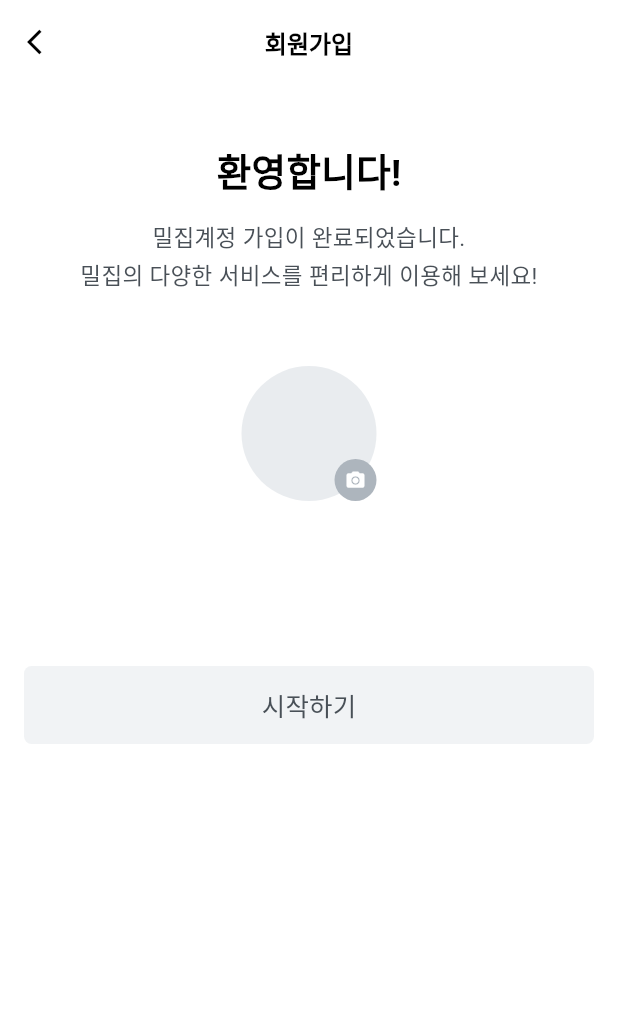
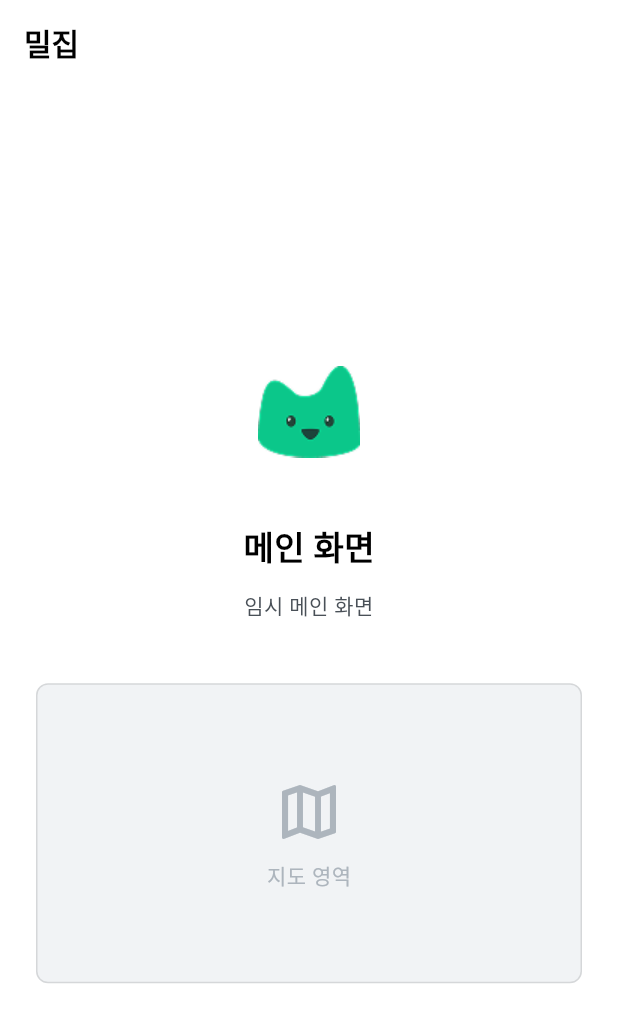
Before and after one commit to mil-zip/milzip-fe, a Flutter app: the SignupCompleteScreen screen opened directly with empty values, after a tap on "시작하기", on a phone screen of 412 x 824 dp. Shown: the top 1022 px of the screen. Run offline on Flutter 3.47's test engine with Material 3 defaults, Android fonts, the phone set to English and light mode, and no system bars; our stand-ins replace image_picker; Roboto replaces fonts that are missing (Pretendard).

Commit message:
:sparkles: Feat: 로그인/회원가입 화면 생성

```diff
--- a/lib/screens/auth/email_login_screen.dart
+++ b/lib/screens/auth/email_login_screen.dart
@@ -1,6 +1,7 @@
 import 'package:flutter/material.dart';
 import 'package:flutter/gestures.dart'; // ← 추가
 import 'package:milzip/screens/auth/signup_email.dart'; // 회원가입 창
+import 'package:milzip/screens/home.dart'; // 메인화면 창
 
 class EmailLoginScreen extends StatefulWidget {
   const EmailLoginScreen({super.key});
@@ -39,8 +40,11 @@ class _EmailLoginScreenState extends State<EmailLoginScreen> {
 
   void _handleLogin() {
     // TODO: 실제 로그인 API 연동
-    print('이메일: ${_emailController.text}');
-    print('비밀번호: ${_passwordController.text}');
+    Navigator.pushAndRemoveUntil(
+      context,
+      MaterialPageRoute(builder: (context) => const HomeScreen()),
+      (route) => false, // 모든 이전 화면 제거
+    );
   }
 
   // 공통 입력 필드 스타일 (피그마 스펙 반영)
--- a/lib/screens/auth/signup_complete.dart
+++ b/lib/screens/auth/signup_complete.dart
@@ -1,18 +1,26 @@
+import 'dart:typed_data';
 import 'package:flutter/material.dart';
+import 'package:milzip/screens/home.dart'; // ← 추가
 
 class SignupCompleteScreen extends StatelessWidget {
   final String email;
   final String nickname;
+  final Uint8List? profileImageBytes;
 
   const SignupCompleteScreen({
     super.key,
     required this.email,
     required this.nickname,
+    this.profileImageBytes,
   });
 
+  // 메인 화면으로 이동
   void _handleStart(BuildContext context) {
-    // TODO: 메인 화면으로 이동 (지금은 임시로 콘솔 출력만)
-    print('시작하기! 이메일: $email, 닉네임: $nickname');
+    Navigator.pushAndRemoveUntil(
+      context,
+      MaterialPageRoute(builder: (context) => const HomeScreen()),
+      (route) => false, // 모든 이전 화면 제거
+    );
   }
 
   @override
@@ -42,17 +50,15 @@ class SignupCompleteScreen extends StatelessWidget {
         child: Column(
           children: [
             const SizedBox(height: 40),
-            // 환영합니다 타이틀
             const Text(
               '환영합니다!',
               style: TextStyle(
-                fontSize: 25,
+                fontSize: 22,
                 fontWeight: FontWeight.w700,
                 color: Colors.black,
               ),
             ),
             const SizedBox(height: 12),
-            // 안내 문구
             const Text(
               '밀집계정 가입이 완료되었습니다.\n밀집의 다양한 서비스를 편리하게 이용해 보세요!',
               textAlign: TextAlign.center,
@@ -69,23 +75,24 @@ class SignupCompleteScreen extends StatelessWidget {
               height: 90,
               child: Stack(
                 children: [
-                  // 회색 원형 프로필 (기본)
                   Container(
                     width: 90,
                     height: 90,
-                    decoration: const BoxDecoration(
-                      color: Color(0xFFE9ECEF),
+                    decoration: BoxDecoration(
+                      color: const Color(0xFFE9ECEF),
                       shape: BoxShape.circle,
+                      image: profileImageBytes != null
+                          ? DecorationImage(
+                              image: MemoryImage(profileImageBytes!),
+                              fit: BoxFit.cover,
+                            )
+                          : null,
                     ),
                   ),
-                  // 우측 하단 카메라 아이콘
-                  Positioned(
-                    bottom: 0,
-                    right: 0,
-                    child: GestureDetector(
-                      onTap: () {
-                        // TODO: 프로필 이미지 선택
-                      },
+                  if (profileImageBytes == null)
+                    Positioned(
+                      bottom: 0,
+                      right: 0,
                       child: Container(
                         width: 28,
                         height: 28,
@@ -100,28 +107,24 @@ class SignupCompleteScreen extends StatelessWidget {
                         ),
                       ),
                     ),
-                  ),
                 ],
               ),
             ),
             const SizedBox(height: 16),
-            // 이메일 (이전 화면에서 받은 값)
             Text(
               email,
               style: const TextStyle(
-                fontSize: 18,
+                fontSize: 15,
                 color: Colors.black,
                 fontWeight: FontWeight.w500,
               ),
             ),
             const SizedBox(height: 4),
-            // 닉네임 (이전 화면에서 받은 값)
             Text(
               nickname,
-              style: const TextStyle(fontSize: 17, color: Color(0xFFADB5BD)),
+              style: const TextStyle(fontSize: 14, color: Color(0xFFADB5BD)),
             ),
             const SizedBox(height: 40),
-            // 시작하기 버튼
             SizedBox(
               width: double.infinity,
               child: ElevatedButton(
@@ -137,11 +140,11 @@ class SignupCompleteScreen extends StatelessWidget {
                 ),
                 child: const Text(
                   '시작하기',
-                  style: TextStyle(fontSize: 17, fontWeight: FontWeight.w500),
+                  style: TextStyle(fontSize: 15, fontWeight: FontWeight.w500),
                 ),
               ),
             ),
-            const SizedBox(height: 32),
+            const SizedBox(height: 24),
           ],
         ),
       ),
--- /dev/null
+++ b/lib/screens/home.dart
@@ -0,0 +1,95 @@
+import 'package:flutter/material.dart';
+
+class HomeScreen extends StatelessWidget {
+  const HomeScreen({super.key});
+
+  @override
+  Widget build(BuildContext context) {
+    return Scaffold(
+      backgroundColor: Colors.white,
+      appBar: AppBar(
+        backgroundColor: Colors.white,
+        elevation: 0,
+        scrolledUnderElevation: 0,
+        title: const Text(
+          '밀집',
+          style: TextStyle(
+            color: Colors.black,
+            fontSize: 20,
+            fontWeight: FontWeight.w700,
+          ),
+        ),
+        centerTitle: false,
+      ),
+      body: Center(
+        child: Padding(
+          padding: const EdgeInsets.symmetric(horizontal: 24.0),
+          child: Column(
+            mainAxisAlignment: MainAxisAlignment.center,
+            children: [
+              // 마스코트
+              Image.asset(
+                'assets/images/milzip_mascot.png',
+                width: 100,
+                height: 100,
+              ),
+              const SizedBox(height: 24),
+              const Text(
+                '메인 화면',
+                style: TextStyle(
+                  fontSize: 22,
+                  fontWeight: FontWeight.w700,
+                  color: Colors.black,
+                ),
+              ),
+              const SizedBox(height: 12),
+              const Text(
+                '임시 메인 화면',
+                textAlign: TextAlign.center,
+                style: TextStyle(
+                  fontSize: 14,
+                  color: Color(0xFF495057),
+                  height: 1.5,
+                ),
+              ),
+              const SizedBox(height: 40),
+              // 임시: 지도 영역 placeholder
+              Container(
+                width: double.infinity,
+                height: 200,
+                decoration: BoxDecoration(
+                  color: const Color(0xFFF1F3F5),
+                  borderRadius: BorderRadius.circular(8),
+                  border: Border.all(
+                    color: const Color(0xFFD5D7D9),
+                    width: 1,
+                  ),
+                ),
+                child: const Center(
+                  child: Column(
+                    mainAxisAlignment: MainAxisAlignment.center,
+                    children: [
+                      Icon(
+                        Icons.map_outlined,
+                        size: 48,
+                        color: Color(0xFFADB5BD),
+                      ),
+                      SizedBox(height: 8),
+                      Text(
+                        '지도 영역',
+                        style: TextStyle(
+                          fontSize: 14,
+                          color: Color(0xFFADB5BD),
+                        ),
+                      ),
+                    ],
+                  ),
+                ),
+              ),
+            ],
+          ),
+        ),
+      ),
+    );
+  }
+}
--- a/pubspec.yaml
+++ b/pubspec.yaml
@@ -34,6 +34,7 @@ dependencies:
   # The following adds the Cupertino Icons font to your application.
   # Use with the CupertinoIcons class for iOS style icons.
   cupertino_icons: ^1.0.8
+  image_picker: ^1.1.2    # ← 프로필 사진 기능을 위해 추가!
 
 dev_dependencies:
   flutter_test:
```
Also changed, not shown: lib/screens/auth/signup_nickname.dart (+88 -6 lines), pubspec.lock, 5 other files.
